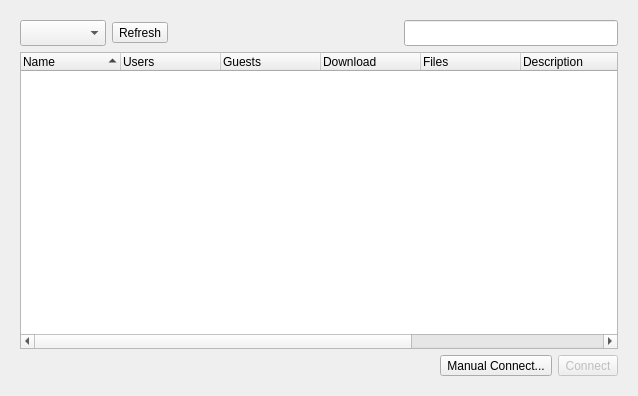
Old version of the form qw_client/QwcConnectWidget.ui in the repository pcjpnet/qwired-suite.
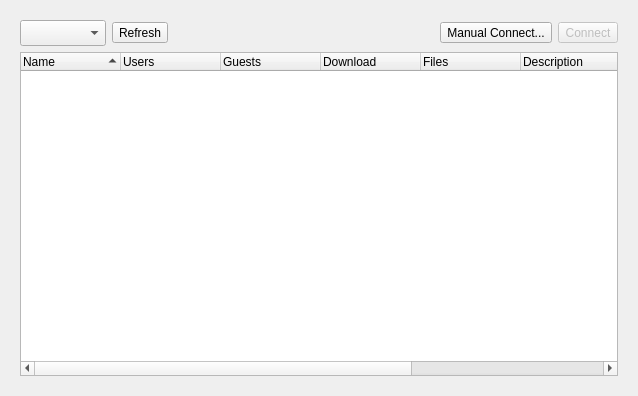
New version of the form. The open tabs and pages were chosen to show the change. Icons and pictures are not drawn.

Commit message: Automatic reconnect stops when the cancel button is clicked (resolves issue 61) Added icon to connect cancel button. Tracker servers with invalid ports are filtered.

Patch:
```diff
--- a/qw_client/QwcConnectWidget.ui
+++ b/qw_client/QwcConnectWidget.ui
@@ -415,29 +415,39 @@
           </spacer>
          </item>
          <item>
-          <widget class="QLabel" name="label_6">
-           <property name="font">
-            <font>
-             <pointsize>11</pointsize>
-            </font>
+          <widget class="QToolButton" name="btnTrackerManual">
+           <property name="toolTip">
+            <string>Connect by entering a server address, login name and password manually.</string>
            </property>
            <property name="text">
-            <string/>
+            <string>Manual Connect...</string>
            </property>
            <property name="pixmap">
             <pixmap resource="application.qrc">:/icons/16x16/system-search.png</pixmap>
            </property>
-           <property name="alignment">
-            <set>Qt::AlignRight|Qt::AlignTrailing|Qt::AlignVCenter</set>
+           <property name="toolButtonStyle">
+            <enum>Qt::ToolButtonTextBesideIcon</enum>
            </property>
           </widget>
          </item>
          <item>
-          <widget class="QLineEdit" name="trackerFilter">
-           <property name="font">
-            <font>
-             <pointsize>11</pointsize>
-            </font>
+          <widget class="QToolButton" name="btnTrackerConnect">
+           <property name="enabled">
+            <bool>false</bool>
+           </property>
+           <property name="toolTip">
+            <string>Connect to the selected server.
+Hold Shift to enter a login and password for this server.</string>
+           </property>
+           <property name="text">
+            <string>Connect</string>
+           </property>
+           <property name="icon">
+            <iconset resource="application.qrc">
+             <normaloff>:/icons/16x16/applications-internet.png</normaloff>:/icons/16x16/applications-internet.png</iconset>
+           </property>
+           <property name="toolButtonStyle">
+            <enum>Qt::ToolButtonTextBesideIcon</enum>
            </property>
           </widget>
          </item>
@@ -510,61 +520,6 @@
          </column>
         </widget>
        </item>
-       <item>
-        <layout class="QHBoxLayout" name="horizontalLayout_4">
-         <item>
-          <spacer name="horizontalSpacer_5">
-           <property name="orientation">
-            <enum>Qt::Horizontal</enum>
-           </property>
-           <property name="sizeHint" stdset="0">
-            <size>
-             <width>40</width>
-             <height>20</height>
-            </size>
-           </property>
-          </spacer>
-         </item>
-         <item>
-          <widget class="QToolButton" name="btnTrackerManual">
-           <property name="toolTip">
-            <string>Connect by entering a server address, login name and password manually.</string>
-           </property>
-           <property name="text">
-            <string>Manual Connect...</string>
-           </property>
-           <property name="icon">
-            <iconset resource="application.qrc">
-             <normaloff>:/icons/icn_trackerserver.png</normaloff>:/icons/icn_trackerserver.png</iconset>
-           </property>
-           <property name="toolButtonStyle">
-            <enum>Qt::ToolButtonTextBesideIcon</enum>
-           </property>
-          </widget>
-         </item>
-         <item>
-          <widget class="QToolButton" name="btnTrackerConnect">
-           <property name="enabled">
-            <bool>false</bool>
-           </property>
-           <property name="toolTip">
-            <string>Connect to the selected server.
-Hold Shift to enter a login and password for this server.</string>
-           </property>
-           <property name="text">
-            <string>Connect</string>
-           </property>
-           <property name="icon">
-            <iconset resource="application.qrc">
-             <normaloff>:/icons/16x16/applications-internet.png</normaloff>:/icons/16x16/applications-internet.png</iconset>
-           </property>
-           <property name="toolButtonStyle">
-            <enum>Qt::ToolButtonTextBesideIcon</enum>
-           </property>
-          </widget>
-         </item>
-        </layout>
-       </item>
       </layout>
      </widget>
     </widget>
```
Left out of the diff: 18 changed lines with no effect on the pictures. The commit also changes 2 other files.
